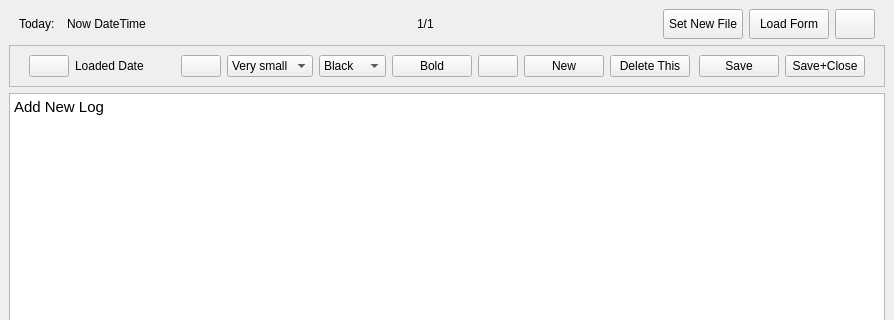
Mubshr07/SecuredDiary, file GUI/InsertNew.ui: the form before one commit; both pictures show x 0 to 894 and y 0 to 320 of the 894 by 570 pixel window.
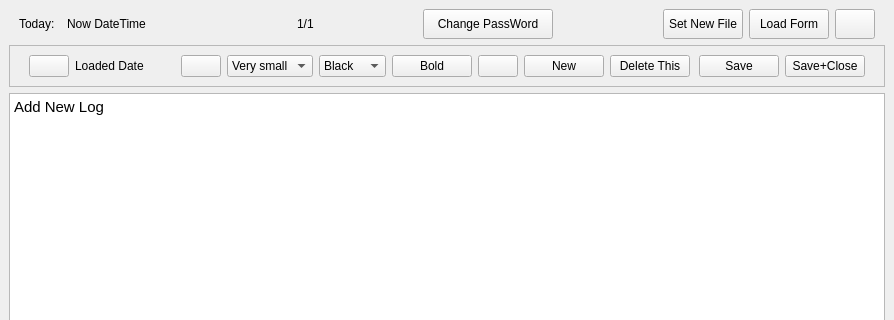
The form after the commit. Icons and pictures are not drawn.

```diff
--- a/GUI/InsertNew.ui
+++ b/GUI/InsertNew.ui
@@ -101,6 +101,42 @@
         </property>
        </spacer>
       </item>
+      <item>
+       <widget class="QPushButton" name="pbChangePassword">
+        <property name="sizePolicy">
+         <sizepolicy hsizetype="Minimum" vsizetype="Preferred">
+          <horstretch>0</horstretch>
+          <verstretch>0</verstretch>
+         </sizepolicy>
+        </property>
+        <property name="minimumSize">
+         <size>
+          <width>130</width>
+          <height>0</height>
+         </size>
+        </property>
+        <property name="text">
+         <string>Change PassWord</string>
+        </property>
+        <property name="icon">
+         <iconset resource="../icons.qrc">
+          <normaloff>:/icons/blueSmiley3.png</normaloff>:/icons/blueSmiley3.png</iconset>
+        </property>
+       </widget>
+      </item>
+      <item>
+       <spacer name="horizontalSpacer_9">
+        <property name="orientation">
+         <enum>Qt::Horizontal</enum>
+        </property>
+        <property name="sizeHint" stdset="0">
+         <size>
+          <width>40</width>
+          <height>20</height>
+         </size>
+        </property>
+       </spacer>
+      </item>
       <item>
        <widget class="QPushButton" name="newFilePushButton">
         <property name="sizePolicy">
```
